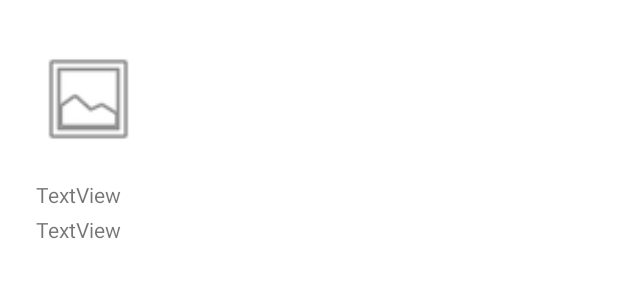
After one commit to alexpopester/MovieProject, an Android app: the layout game_credits_item.xml on its own in the app's theme, with its tools: preview values and no code run, on a phone screen of 412 x 824 dp. The commit adds this screen. Shown: the top 300 px of the screen. Run offline under Robolectric (Android 15) with nearby library versions, the phone set to English and light mode, and no system bars.

Commit message:
Worked on moving the actors into the movie view and got the click interaction working. Have yet to implement it for actors and tv shows

```diff
--- a/app/src/main/java/com/a02265263/movieproject/view/GameItemAdapter.java
+++ b/app/src/main/java/com/a02265263/movieproject/view/GameItemAdapter.java
@@ -17,8 +17,14 @@ import java.util.List;
 
 public class GameItemAdapter extends RecyclerView.Adapter<GameItemAdapter.GameItemViewHolder> {
 
+    public interface OnClickListener {
+        void onClick(GameItemModel gameItemModel);
+    }
+
     private Context mContext;
     private List<GameItemModel> mData;
+    private OnClickListener gameItemClickListener;
+
 
     public GameItemAdapter(Context mContext, List<GameItemModel> mData) {
         this.mContext= mContext;
--- a/app/src/main/java/com/a02265263/movieproject/view/GameItemModel.java
+++ b/app/src/main/java/com/a02265263/movieproject/view/GameItemModel.java
@@ -37,4 +37,6 @@ public class GameItemModel {
     public String getRole() {
         return role;
     }
+
+    public Type getType() { return type; }
 }
--- a/app/src/main/res/layout/fragment_game_screen.xml
+++ b/app/src/main/res/layout/fragment_game_screen.xml
@@ -20,7 +20,7 @@
         app:layout_constraintVertical_bias="1.0" />
 
     <androidx.recyclerview.widget.RecyclerView
-        android:id="@+id/recyclerView"
+        android:id="@+id/recyclerViewGame"
         android:layout_width="406dp"
         android:layout_height="504dp"
         android:layout_marginBottom="4dp"
@@ -70,7 +70,7 @@
         android:layout_height="0dp"
         android:layout_marginStart="8dp"
         android:contentDescription="image"
-        app:layout_constraintBottom_toTopOf="@+id/recyclerView"
+        app:layout_constraintBottom_toTopOf="@+id/recyclerViewGame"
         app:layout_constraintStart_toStartOf="parent"
         app:layout_constraintTop_toBottomOf="@+id/endMovieTxt"
         app:layout_constraintVertical_bias="0.0" />
--- /dev/null
+++ b/app/src/main/res/layout/game_credits_item.xml
@@ -0,0 +1,37 @@
+<?xml version="1.0" encoding="utf-8"?>
+<androidx.constraintlayout.widget.ConstraintLayout xmlns:android="http://schemas.android.com/apk/res/android"
+    xmlns:app="http://schemas.android.com/apk/res-auto"
+    xmlns:tools="http://schemas.android.com/tools"
+    android:id="@+id/actorConstraintView"
+    android:layout_width="wrap_content"
+    android:layout_height="wrap_content">
+
+    <ImageView
+        android:id="@+id/gameCreditsItemImage"
+        android:layout_width="70dp"
+        android:layout_height="100dp"
+        android:layout_marginStart="24dp"
+        android:layout_marginTop="16dp"
+        app:layout_constraintEnd_toStartOf="@+id/gameItemTitle"
+        app:layout_constraintStart_toStartOf="parent"
+        app:layout_constraintTop_toTopOf="parent"
+        app:srcCompat="@android:drawable/ic_menu_gallery" />
+
+    <TextView
+        android:id="@+id/actorName"
+        android:layout_width="wrap_content"
+        android:layout_height="0dp"
+        android:layout_marginTop="4dp"
+        android:text="TextView"
+        app:layout_constraintStart_toStartOf="@+id/gameCreditsItemImage"
+        app:layout_constraintTop_toBottomOf="@+id/gameCreditsItemImage" />
+
+    <TextView
+        android:id="@+id/actorRoleTextView"
+        android:layout_width="wrap_content"
+        android:layout_height="0dp"
+        android:layout_marginTop="4dp"
+        android:text="TextView"
+        app:layout_constraintStart_toStartOf="@+id/actorName"
+        app:layout_constraintTop_toBottomOf="@+id/actorName" />
+</androidx.constraintlayout.widget.ConstraintLayout>
--- a/app/src/main/res/navigation/nav_graph.xml
+++ b/app/src/main/res/navigation/nav_graph.xml
@@ -13,6 +13,9 @@
         <action
             android:id="@+id/action_gameScreenFragment_to_scoreScreenFragment"
             app:destination="@id/scoreScreenFragment" />
+        <action
+            android:id="@+id/action_gameScreenFragment_self"
+            app:destination="@id/gameScreenFragment" />
     </fragment>
     <fragment
         android:id="@+id/levelSelectFragment"
```
Also changed, not shown: app/src/main/java/com/a02265263/movieproject/view/GameCreditsAdapter.java (added, +80 -0 lines), app/src/main/java/com/a02265263/movieproject/view/GameScreenFragment.java (+46 -22 lines), app/src/main/java/com/a02265263/movieproject/viewmodel/GameScreenViewModel.java (+35 -0 lines), 1 other file.
